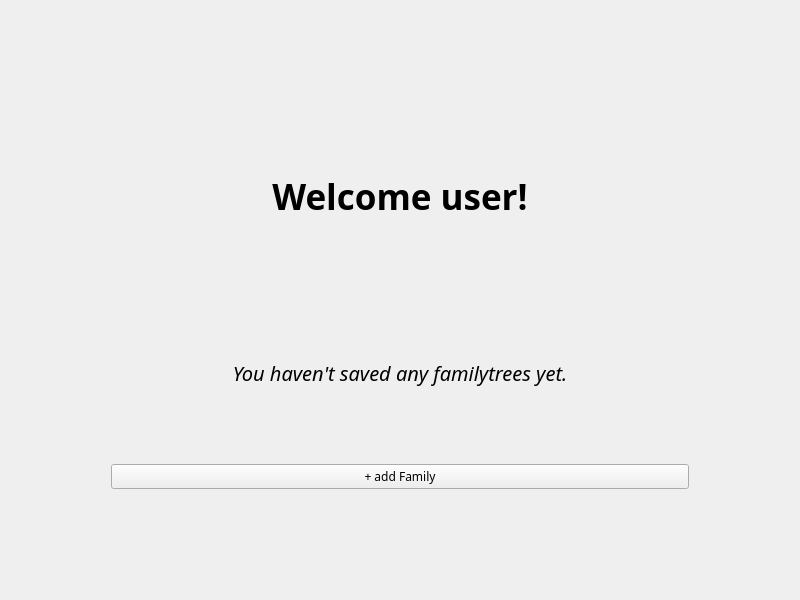
Before: the Qt Designer form FamilyTree/src/gui/homepage.ui in moumitahmad/Stammbaum, drawn with Qt 5.
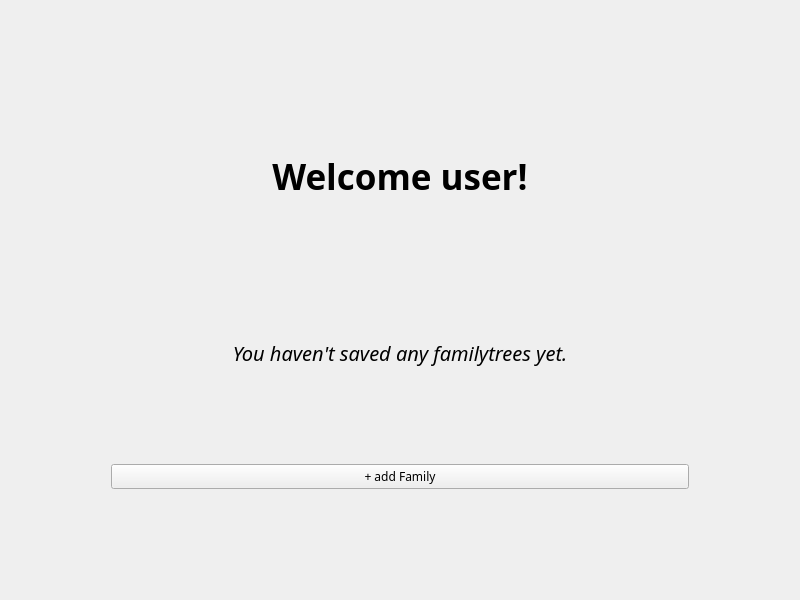
After: the same form once the commit is applied.

The edit to the form file:
```diff
--- a/FamilyTree/src/gui/homepage.ui
+++ b/FamilyTree/src/gui/homepage.ui
@@ -55,7 +55,24 @@
       </widget>
      </item>
      <item>
-      <layout class="QHBoxLayout" name="ownFamiliesGrid">
+      <spacer name="verticalSpacer_2">
+       <property name="orientation">
+        <enum>Qt::Vertical</enum>
+       </property>
+       <property name="sizeType">
+        <enum>QSizePolicy::Minimum</enum>
+       </property>
+       <property name="sizeHint" stdset="0">
+        <size>
+         <width>20</width>
+         <height>40</height>
+        </size>
+       </property>
+      </spacer>
+     </item>
+     <item>
+      <layout class="QHBoxLayout" name="ownFamiliesGrid"/>
+     </item>
        <item>
         <widget class="QLabel" name="noFamiliesText">
          <property name="font">
@@ -75,7 +92,21 @@
          </property>
         </widget>
        </item>
-      </layout>
+     <item>
+      <spacer name="verticalSpacer">
+       <property name="orientation">
+        <enum>Qt::Vertical</enum>
+       </property>
+       <property name="sizeType">
+        <enum>QSizePolicy::Minimum</enum>
+       </property>
+       <property name="sizeHint" stdset="0">
+        <size>
+         <width>20</width>
+         <height>40</height>
+        </size>
+       </property>
+      </spacer>
      </item>
      <item>
       <widget class="QPushButton" name="newFamilyButton">
```
Lines whose indentation alone changed are shown as unchanged.
